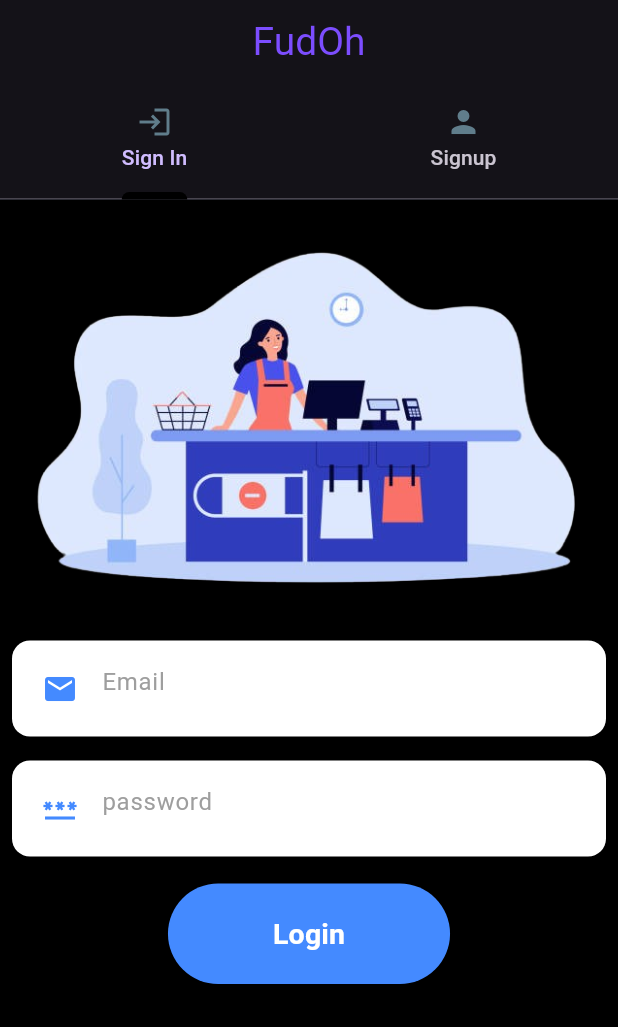
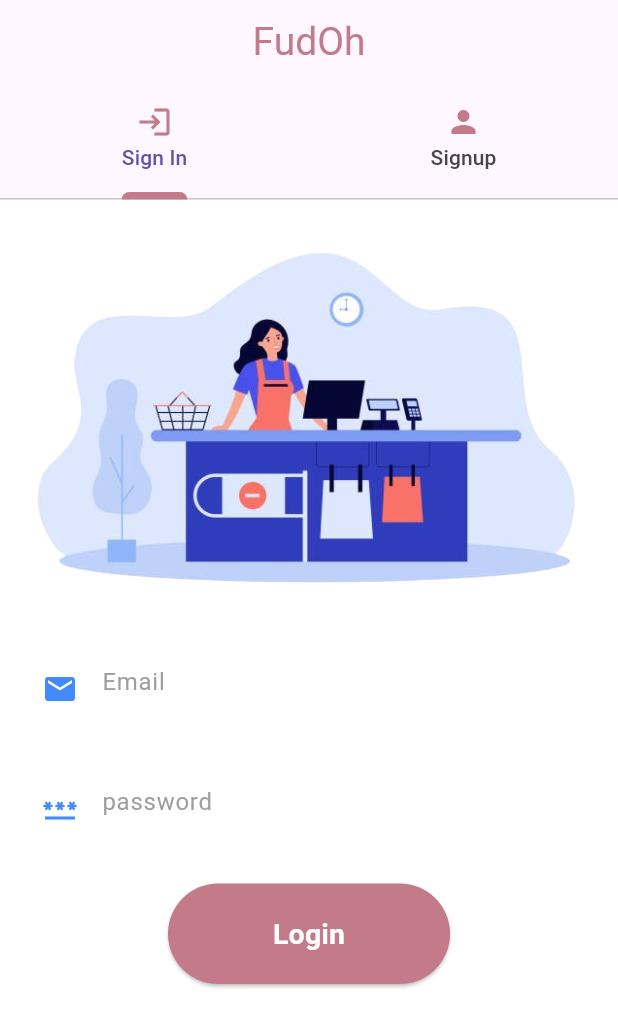
Before and after one commit to Abhaydevcs71/food_delivery, a Flutter app: the screen it shows after launch, on a phone screen of 412 x 824 dp. Shown: the top 1027 px of the screen. Run offline on Flutter 3.47's test engine with Material 3 defaults, Android fonts, the phone set to English and light mode, and no system bars.

Commit message:
add constants file

```diff
--- a/fudoh/lib/authScreens/auth_screen.dart
+++ b/fudoh/lib/authScreens/auth_screen.dart
@@ -1,6 +1,8 @@
 import 'package:flutter/material.dart';
 import 'package:fudoh/authScreens/signin_screen.dart';
 import 'package:fudoh/authScreens/signup_screen.dart';
+import 'package:fudoh/constants/app_colors.dart';
+import 'package:fudoh/constants/app_strings.dart';
 
 class AuthScreen extends StatefulWidget {
   const AuthScreen({super.key});
@@ -17,34 +19,34 @@ class _AuthScreenState extends State<AuthScreen> {
         child: Scaffold(
           appBar: AppBar(
             automaticallyImplyLeading: false,
-            title: const Text(
-              "FudOh",
-              style: TextStyle(fontSize: 26, color: Colors.deepPurpleAccent),
+            title:  Text(
+              kAppName,
+              style: TextStyle(fontSize: 26, color: kcPrimaryColor),
             ),
             centerTitle: true,
-            bottom: const TabBar(
+            bottom:  TabBar(
               tabs: [
                 Tab(
                   icon: Icon(
                     Icons.login_outlined,
-                    color: Colors.blueGrey,
+                    color: kcPrimaryColor,
                   ),
                   text: "Sign In",
                 ),
                 Tab(
                   icon: Icon(
                     Icons.person,
-                    color: Colors.blueGrey,
+                    color: kcPrimaryColor,
                   ),
                   text: "Signup",
                 )
               ],
-              indicatorColor: Colors.black,
+              indicatorColor: kcPrimaryColor,
               indicatorWeight: 5,
             ),
           ),
           body: Container(
-            color: Colors.black,
+            color: kWhiteColor,
             child: const TabBarView(children: [
               SigninScreen(),
               SignupScreen(),
--- a/fudoh/lib/authScreens/signin_screen.dart
+++ b/fudoh/lib/authScreens/signin_screen.dart
@@ -1,4 +1,5 @@
 import 'package:flutter/material.dart';
+import 'package:fudoh/constants/app_colors.dart';
 import 'package:fudoh/widgets/custom_text_fields.dart';
 
 class SigninScreen extends StatefulWidget {
@@ -49,7 +50,7 @@ class _SigninScreenState extends State<SigninScreen> {
               const SizedBox(height: 10,),
               ElevatedButton(onPressed: (){},
               style: ElevatedButton.styleFrom(
-                backgroundColor: Colors.blueAccent,
+                backgroundColor: kcPrimaryColor,
                 padding: const EdgeInsets.symmetric(horizontal: 70,vertical: 20)
               ), child: const Text("Login",style: TextStyle(
                 color: Colors.white,
--- /dev/null
+++ b/fudoh/lib/constants/app_colors.dart
@@ -0,0 +1,6 @@
+ import 'package:flutter/material.dart';
+
+Color kcPrimaryColor = const Color.fromARGB( 255,195, 123, 137);
+Color kcSecondaryColor = const Color.fromARGB(255, 209, 232, 228);
+Color kWhiteColor = Colors.white;
+Color kBlackColor = Colors.black;
--- /dev/null
+++ b/fudoh/lib/constants/app_strings.dart
@@ -0,0 +1,2 @@
+
+const String kAppName = "FudOh";
--- a/fudoh/lib/main.dart
+++ b/fudoh/lib/main.dart
@@ -1,4 +1,6 @@
 import 'package:flutter/material.dart';
+import 'package:fudoh/constants/app_colors.dart';
+import 'package:fudoh/constants/app_strings.dart';
 import 'package:fudoh/splashscreen/splashscreen.dart';
 
 void main() {
@@ -13,9 +15,13 @@ class MyApp extends StatelessWidget {
   Widget build(BuildContext context) {
     return MaterialApp(
       debugShowCheckedModeBanner: false,
-      title: 'Flutter Demo',
-      theme: ThemeData.dark().copyWith(
-          scaffoldBackgroundColor: const Color.fromARGB(255, 21, 41, 57)),
+      title: kAppName,
+      theme: ThemeData.light(
+
+      ).copyWith(
+
+          scaffoldBackgroundColor: kWhiteColor),
+
       home: const SplashScreen(),
     );
   }
--- a/fudoh/lib/splashscreen/splashscreen.dart
+++ b/fudoh/lib/splashscreen/splashscreen.dart
@@ -2,6 +2,8 @@ import 'dart:async';
 
 import 'package:flutter/material.dart';
 import 'package:fudoh/authScreens/auth_screen.dart';
+import 'package:fudoh/constants/app_colors.dart';
+import 'package:fudoh/constants/app_strings.dart';
 
 class SplashScreen extends StatefulWidget {
   const SplashScreen({super.key});
@@ -36,10 +38,10 @@ class _SplashScreenState extends State<SplashScreen> {
               padding: const EdgeInsets.all(10),
               child: Image.asset("assets/images/splash.webp"),
             ),
-            const Text(
-              "FudOh",
+             Text(
+              kAppName,
               style:
-                  TextStyle(letterSpacing: 3, fontSize: 26, color: Colors.grey),
+                  TextStyle(letterSpacing: 3, fontSize: 26, color: kcPrimaryColor),
             )
           ],
         ),
```
